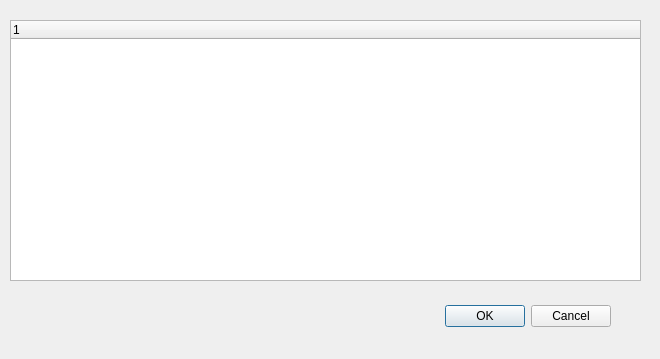
Before: the Qt Designer form modufyprodialog.ui in onism/GTea, drawn with Qt 5.
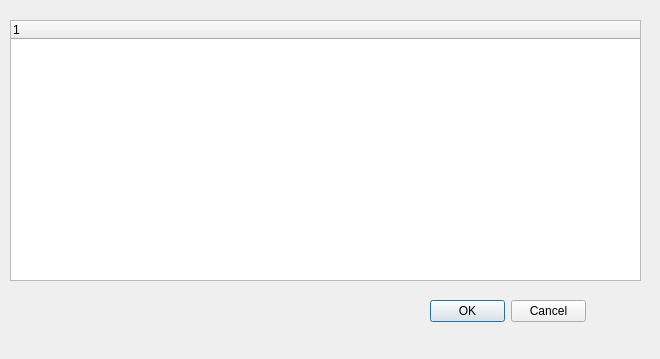
After: the same form once the commit is applied.

```diff
--- a/modufyprodialog.ui
+++ b/modufyprodialog.ui
@@ -13,22 +13,6 @@
   <property name="windowTitle">
    <string>Dialog</string>
   </property>
-  <widget class="QDialogButtonBox" name="buttonBox">
-   <property name="geometry">
-    <rect>
-     <x>270</x>
-     <y>300</y>
-     <width>341</width>
-     <height>32</height>
-    </rect>
-   </property>
-   <property name="orientation">
-    <enum>Qt::Horizontal</enum>
-   </property>
-   <property name="standardButtons">
-    <set>QDialogButtonBox::Cancel|QDialogButtonBox::Ok</set>
-   </property>
-  </widget>
   <widget class="QTreeWidget" name="treeWidget">
    <property name="geometry">
     <rect>
@@ -44,6 +28,19 @@
     </property>
    </column>
   </widget>
+  <widget class="QDialogButtonBox" name="buttonBox">
+   <property name="geometry">
+    <rect>
+     <x>430</x>
+     <y>300</y>
+     <width>156</width>
+     <height>23</height>
+    </rect>
+   </property>
+   <property name="standardButtons">
+    <set>QDialogButtonBox::Cancel|QDialogButtonBox::Ok</set>
+   </property>
+  </widget>
  </widget>
  <resources/>
  <connections>
```
Left out of the diff: 35 changed lines with no effect on the pictures.
